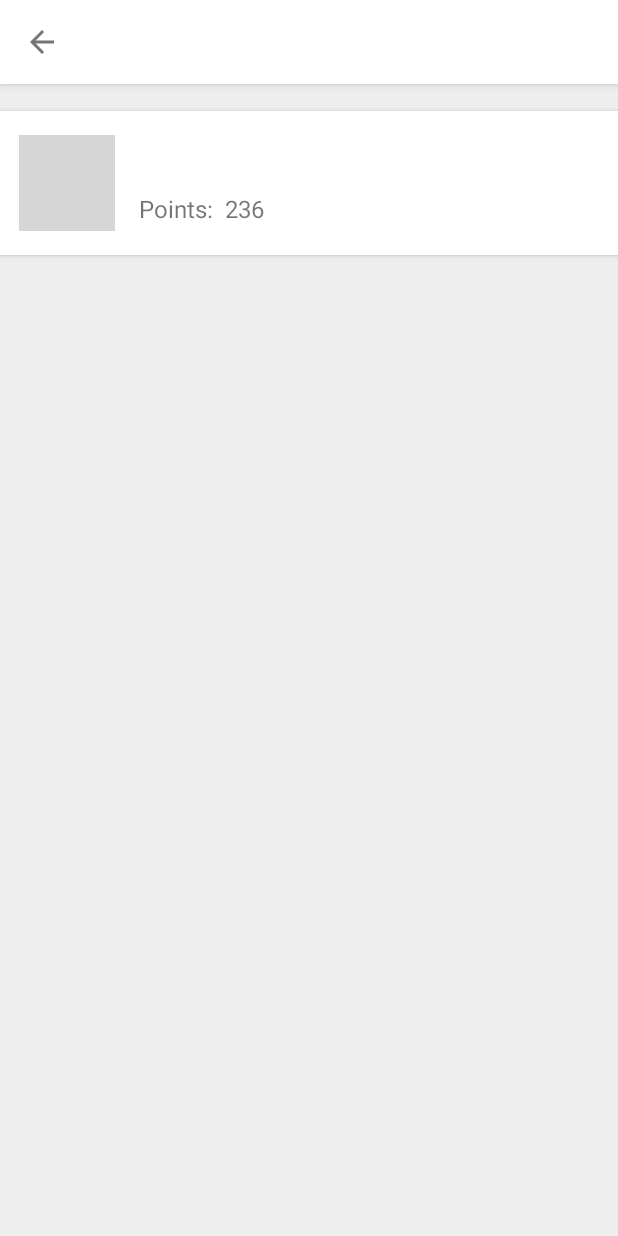
After one commit to ShopIt-Developments/mobility-android, an Android app: the ProfileActivity screen opened directly, with no data from a screen before it, on a phone screen of 412 x 824 dp. The commit adds this screen. Run offline under Robolectric (Android 15) with nearby library versions, the phone set to English and light mode, and no system bars; our stand-ins replace ButterKnife, CircleImageView, Firebase (no records; nobody signed in at launch, a user with empty details on screens opened directly), Timber; pictures from the network do not load; grey boxes are pictures that could not be loaded.

Commit message:
Added profile activity

```diff
--- a/app/src/main/AndroidManifest.xml
+++ b/app/src/main/AndroidManifest.xml
@@ -56,6 +56,9 @@
             android:name=".ui.vehicle.AddVehicleActivity"
             android:label="@string/borrow_vehicle"/>
 
+        <activity
+            android:name=".ui.profile.ProfileActivity" />
+
         <meta-data
             android:name="com.google.android.geo.API_KEY"
             android:value="AIzaSyAlaL9-CoWw7NAE5mvqEvzQaiCgekffS3Y"/>
--- /dev/null
+++ b/app/src/main/java/com/mobility/android/ui/profile/ProfileActivity.java
@@ -0,0 +1,74 @@
+package com.mobility.android.ui.profile;
+
+import android.os.Bundle;
+import android.support.annotation.Nullable;
+import android.support.v4.widget.SwipeRefreshLayout;
+import android.support.v7.app.AppCompatActivity;
+import android.support.v7.widget.Toolbar;
+import android.widget.TextView;
+
+import com.bumptech.glide.Glide;
+import com.google.firebase.auth.FirebaseAuth;
+import com.google.firebase.auth.FirebaseUser;
+import com.mobility.android.Config;
+import com.mobility.android.R;
+
+import java.util.Random;
+
+import butterknife.BindView;
+import butterknife.ButterKnife;
+import de.hdodenhof.circleimageview.CircleImageView;
+import timber.log.Timber;
+
+/**
+ * Created on 15.10.2016.
+ *
+ * @author Martin
+ */
+
+public class ProfileActivity extends AppCompatActivity {
+
+    @BindView(R.id.toolbar) Toolbar toolbar;
+    @BindView(R.id.profile_picture) CircleImageView profilePicture;
+    @BindView(R.id.profile_name) TextView name;
+    @BindView(R.id.profile_points) TextView points;
+    @BindView(R.id.profile_refresh) SwipeRefreshLayout swipeRefreshLayout;
+
+    private FirebaseUser mUser;
+
+    @Override
+    protected void onCreate(@Nullable Bundle savedInstanceState) {
+        super.onCreate(savedInstanceState);
+
+        setContentView(R.layout.activity_profile);
+        ButterKnife.bind(this);
+
+        mUser = FirebaseAuth.getInstance().getCurrentUser();
+
+        if (mUser == null) {
+            Timber.e("User is not logged in!");
+            return;
+        }
+
+        setSupportActionBar(toolbar);
+        //noinspection ConstantConditions
+        getSupportActionBar().setDisplayHomeAsUpEnabled(true);
+        toolbar.setNavigationOnClickListener((v) -> finish());
+
+        getSupportActionBar().setTitle(mUser.getDisplayName());
+
+        swipeRefreshLayout.setOnRefreshListener(this::loadUserInfo);
+        swipeRefreshLayout.setColorSchemeResources(Config.REFRESH_COLORS);
+
+        swipeRefreshLayout.setRefreshing(true);
+        loadUserInfo();
+    }
+
+    private void loadUserInfo() {
+        Glide.with(this).load(mUser.getPhotoUrl()).into(profilePicture);
+        name.setText(mUser.getDisplayName());
+        points.setText(String.valueOf(new Random().nextInt(500)));
+
+        swipeRefreshLayout.setRefreshing(false);
+    }
+}
--- /dev/null
+++ b/app/src/main/res/layout/activity_profile.xml
@@ -0,0 +1,106 @@
+<?xml version="1.0" encoding="utf-8"?>
+
+<RelativeLayout
+    xmlns:android="http://schemas.android.com/apk/res/android"
+    xmlns:card_view="http://schemas.android.com/apk/res-auto"
+    xmlns:tools="http://schemas.android.com/tools"
+    android:layout_width="match_parent"
+    android:layout_height="match_parent">
+
+    <include
+        android:id="@+id/toolbar"
+        layout="@layout/include_toolbar"/>
+
+    <android.support.v4.widget.SwipeRefreshLayout
+        android:id="@+id/profile_refresh"
+        android:layout_width="match_parent"
+        android:layout_height="match_parent"
+        android:layout_below="@id/toolbar">
+
+        <LinearLayout
+            android:layout_width="match_parent"
+            android:layout_height="wrap_content"
+            android:orientation="vertical">
+
+            <android.support.v7.widget.CardView
+                android:layout_width="match_parent"
+                android:layout_height="wrap_content"
+                android:layout_marginLeft="@dimen/card_margin_full_width"
+                android:layout_marginRight="@dimen/card_margin_full_width"
+                android:layout_marginTop="18dp"
+                android:clickable="true"
+                android:foreground="?attr/selectableItemBackground"
+                card_view:cardBackgroundColor="@color/card_background"
+                card_view:cardElevation="@dimen/card_elevation">
+
+                <RelativeLayout
+                    android:layout_width="match_parent"
+                    android:layout_height="wrap_content">
+
+                    <de.hdodenhof.circleimageview.CircleImageView
+                        android:id="@+id/profile_picture"
+                        android:layout_width="64dp"
+                        android:layout_height="64dp"
+                        android:layout_margin="16dp"
+                        android:src="@drawable/car_example"/>
+
+                    <TextView
+                        android:id="@+id/profile_name"
+                        android:layout_width="wrap_content"
+                        android:layout_height="wrap_content"
+                        android:layout_alignTop="@id/profile_picture"
+                        android:layout_marginTop="4dp"
+                        android:layout_toEndOf="@id/profile_picture"
+                        android:text="Otto Normalverbraucher"
+                        android:textSize="24sp"
+                        tools:ignore="HardcodedText"/>
+
+                    <TextView
+                        android:id="@+id/profile_points_title"
+                        android:layout_width="wrap_content"
+                        android:layout_height="wrap_content"
+                        android:layout_alignBottom="@id/profile_picture"
+                        android:layout_alignStart="@id/profile_name"
+                        android:layout_marginBottom="4dp"
+                        android:layout_marginEnd="8dp"
+                        android:text="@string/points"
+                        android:textSize="16sp"/>
+
+                    <TextView
+                        android:id="@+id/profile_points"
+                        android:layout_width="wrap_content"
+                        android:layout_height="wrap_content"
+                        android:layout_alignBottom="@id/profile_points_title"
+                        android:layout_toEndOf="@id/profile_points_title"
+                        android:text="200"
+                        android:textSize="16sp"
+                        tools:ignore="HardcodedText"/>
+
+                </RelativeLayout>
+
+            </android.support.v7.widget.CardView>
+
+            <android.support.v7.widget.CardView
+                android:layout_width="match_parent"
+                android:layout_height="wrap_content"
+                android:layout_marginLeft="@dimen/card_margin_full_width"
+                android:layout_marginRight="@dimen/card_margin_full_width"
+                android:layout_marginTop="18dp"
+                android:clickable="true"
+                android:foreground="?attr/selectableItemBackground"
+                card_view:cardBackgroundColor="@color/card_background"
+                card_view:cardElevation="@dimen/card_elevation">
+
+                <android.support.v7.widget.RecyclerView
+                    android:layout_width="match_parent"
+                    android:layout_height="wrap_content">
+
+                </android.support.v7.widget.RecyclerView>
+
+            </android.support.v7.widget.CardView>
+
+        </LinearLayout>
+
+    </android.support.v4.widget.SwipeRefreshLayout>
+
+</RelativeLayout>
--- a/app/src/main/res/values/colors.xml
+++ b/app/src/main/res/values/colors.xml
@@ -76,5 +76,6 @@
     <color name="icon_grey">#757575</color>
 
     <color name="add_vehicle_image_background">#BDBDBD</color>
+    <color name="semi_transparent">#88000000</color>
 
 </resources>
--- a/app/src/main/res/values/strings.xml
+++ b/app/src/main/res/values/strings.xml
@@ -1,6 +1,6 @@
 <resources>
 
-    <string name="app_name">ShopIt</string>
+    <string name="app_name">Mobility App</string>
 
     <string name="navigation_drawer_open">Open navigation drawer</string>
     <string name="navigation_drawer_close">Close navigation drawer</string>
@@ -35,5 +35,6 @@
     <string name="error_field_empty">Field cannot be empty</string>
     <string name="error_price_invalid">Price must be between 1 and 150!</string>
     <string name="add_vehicle_information">Add vehicle information</string>
+    <string name="points">Points:</string>
 
 </resources>
```
Also changed, not shown: app/src/main/java/com/mobility/android/data/network/auth/AuthHelper.java (+8 -2 lines), app/src/main/java/com/mobility/android/ui/BaseActivity.java (+14 -0 lines), app/src/main/res/layout/partial_navigation_header.xml (+38 -4 lines).
